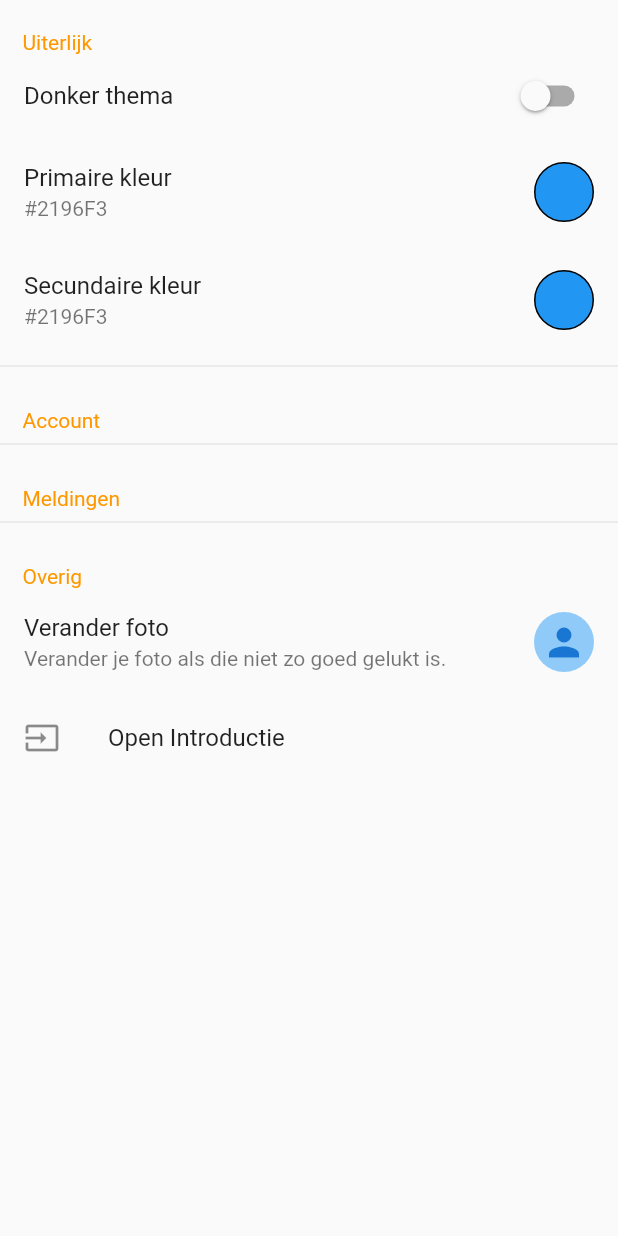
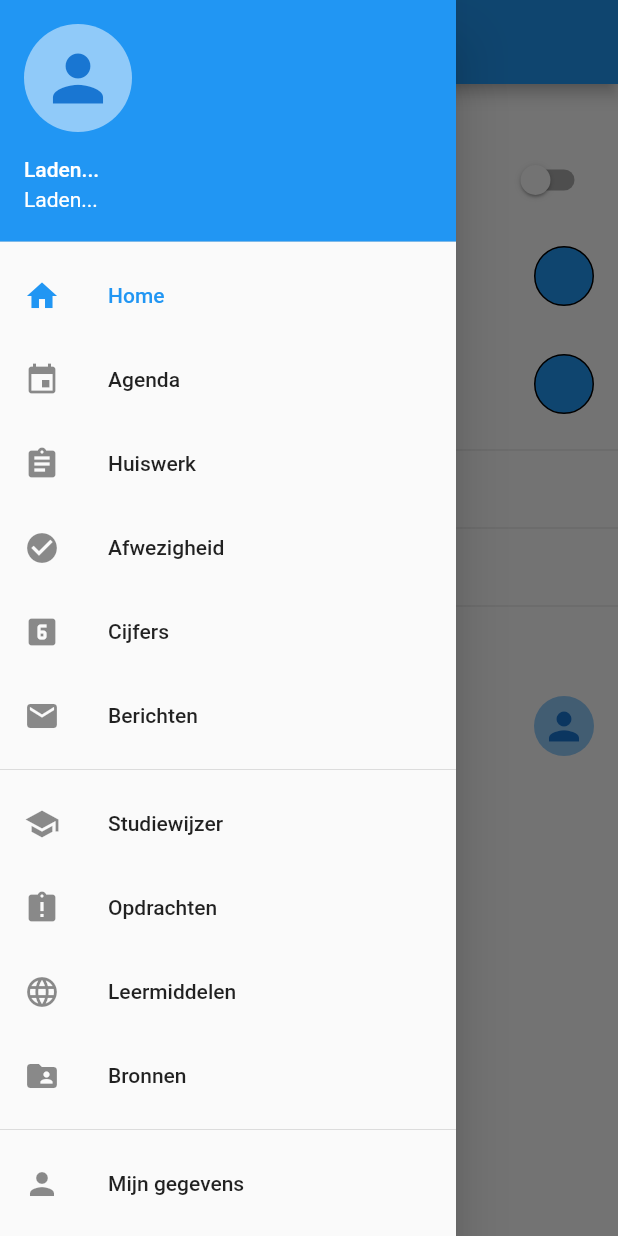
Before and after one commit to Argo-Client/App, a Flutter app: the Instellingen screen opened directly, with the side drawer open (before the commit the screen has no drawer), on a phone screen of 412 x 824 dp. Run offline on Flutter 3.47's test engine with Material 2 defaults, Android fonts, the phone set to English and light mode, and no system bars; our stand-ins replace flutter_colorpicker, hive, hive_flutter, intro_slider, uni_links; missing offline and left inert: flutter_iconpicker, pointycastle; accounts and stored records are empty.

Commit message:
Iedere pagina gefixed voor de nieuwe manier

```diff
--- a/lib/src/ui/tabs/Agenda.dart
+++ b/lib/src/ui/tabs/Agenda.dart
@@ -39,7 +39,6 @@ class _Agenda extends State<Agenda> with SingleTickerProviderStateMixin {
 
   @override
   Widget build(BuildContext context) {
-    print(formatted);
     return Scaffold(
       appBar: AppBar(
         title: Text("Agenda"),
--- a/lib/src/ui/tabs/Berichten.dart
+++ b/lib/src/ui/tabs/Berichten.dart
@@ -8,8 +8,14 @@ class Berichten extends StatefulWidget {
 class _Berichten extends State<Berichten> {
   @override
   Widget build(BuildContext context) {
-    return Center(
-      child: Text('Hier komt de Berichten'),
+    return Scaffold(
+      appBar: AppBar(
+        title: Text("Berichten"),
+      ),
+      drawer: AppDrawer(),
+      body: Center(
+        child: Text("56 ongelezen berichten"),
+      ),
     );
   }
 }
--- a/lib/src/ui/tabs/Bronnen.dart
+++ b/lib/src/ui/tabs/Bronnen.dart
@@ -8,8 +8,14 @@ class Bronnen extends StatefulWidget {
 class _Bronnen extends State<Bronnen> {
   @override
   Widget build(BuildContext context) {
-    return Center(
-      child: Text('Hier komt de Bronnen'),
+    return Scaffold(
+      appBar: AppBar(
+        title: Text("Bronnen"),
+      ),
+      drawer: AppDrawer(),
+      body: Center(
+        child: Text("13 nieuwe opdrachten"),
+      ),
     );
   }
 }
--- a/lib/src/ui/tabs/Huiswerk.dart
+++ b/lib/src/ui/tabs/Huiswerk.dart
@@ -8,8 +8,14 @@ class Huiswerk extends StatefulWidget {
 class _Huiswerk extends State<Huiswerk> {
   @override
   Widget build(BuildContext context) {
-    return Center(
-      child: Text('Hier komt de huiswerk'),
+    return Scaffold(
+      appBar: AppBar(
+        title: Text("Huiswerk"),
+      ),
+      drawer: AppDrawer(),
+      body: Center(
+        child: Text("45 opdrachten voor de komende week"),
+      ),
     );
   }
 }
--- a/lib/src/ui/tabs/Instellingen.dart
+++ b/lib/src/ui/tabs/Instellingen.dart
@@ -37,7 +37,10 @@ class _Instellingen extends State<Instellingen> {
   }
 
   Widget build(BuildContext context) {
-    return ValueListenableBuilder(
+    return Scaffold(
+      appBar: AppBar(title: Text("Instellingen")),
+      drawer: AppDrawer(),
+      body: ValueListenableBuilder(
         valueListenable: Hive.box("userdata").listenable(),
         builder: (context, box, widget) {
           return ListView(
@@ -152,6 +155,7 @@ class _Instellingen extends State<Instellingen> {
             ],
           );
         },
+      ),
     );
   }
 }
--- a/lib/src/ui/tabs/Opdrachten.dart
+++ b/lib/src/ui/tabs/Opdrachten.dart
@@ -8,8 +8,14 @@ class Opdrachten extends StatefulWidget {
 class _Opdrachten extends State<Opdrachten> {
   @override
   Widget build(BuildContext context) {
-    return Center(
-      child: Text('Hier komt de Opdrachten'),
+    return Scaffold(
+      appBar: AppBar(
+        title: Text("Opdrachten"),
+      ),
+      drawer: AppDrawer(),
+      body: Center(
+        child: Text("63 opdrachten in te leveren voor het eind van deze week"),
+      ),
     );
   }
 }
--- a/lib/src/utils/buildDrawer.dart
+++ b/lib/src/utils/buildDrawer.dart
@@ -6,12 +6,13 @@ class AppDrawer extends StatefulWidget {
 }
 
 class _AppDrawer extends State<AppDrawer> {
+  Box user = Hive.box("magisterData");
   @override
   Widget build(BuildContext context) {
     final List<Widget> _drawer = [
       UserAccountsDrawerHeader(
-        accountName: Text("Test Leering"),
-        accountEmail: Text("Leerling Nummer"),
+        accountName: Text(user.get("fullName", defaultValue: "Laden...")),
+        accountEmail: Text(user.get("klasCode", defaultValue: "Laden...")),
         currentAccountPicture: CircleAvatar(
           backgroundColor: Theme.of(context).backgroundColor,
           child: Icon(Icons.person, size: 50),
--- a/lib/src/utils/tabs.dart
+++ b/lib/src/utils/tabs.dart
@@ -11,60 +11,60 @@ final List _children = [
     "name": Text("Agenda"),
     "icon": Icon(Icons.event),
   },
-  // {
-  //   "page": Huiswerk(),
-  //   "name": Text("Huiswerk"),
-  //   "icon": Icon(Icons.assignment),
-  // },
-  // {
-  //   "name": Text("Afwezigheid"),
-  //   "page": Afwezigheid(),
-  //   "icon": Icon(Icons.check_circle),
-  // },
-  // {
-  //   "name": Text("Cijfers"),
-  //   "icon": Icon(Icons.looks_6),
-  //   "page": Cijfers(),
-  // },
-  // {
-  //   "name": Text("Berichten"),
-  //   "icon": Icon(Icons.email),
-  //   "page": Berichten(),
-  // },
-  // {
-  //   "divider": true,
-  // },
-  // {
-  //   "name": Text("Studiewijzer"),
-  //   "icon": Icon(Icons.school),
-  //   "page": Studiewijzer(),
-  // },
-  // {
-  //   "name": Text("Opdrachten"),
-  //   "icon": Icon(Icons.assignment_late),
-  //   "page": Opdrachten(),
-  // },
-  // {
-  //   "name": Text("Leermiddelen"),
-  //   "icon": Icon(Icons.language),
-  //   "page": Leermiddelen(),
-  // },
-  // {
-  //   "name": Text("Bronnen"),
-  //   "icon": Icon(Icons.folder_shared),
-  //   "page": Bronnen(),
-  // },
-  // {
-  //   "divider": true,
-  // },
-  // {
-  //   "name": Text("Mijn gegevens"),
-  //   "icon": Icon(Icons.person),
-  //   "page": MijnGegevens(),
-  // },
-  // {
-  //   "name": Text("Instellingen"),
-  //   "icon": Icon(Icons.settings),
-  //   "page": Instellingen(),
-  // }
+  {
+    "page": Huiswerk(),
+    "name": Text("Huiswerk"),
+    "icon": Icon(Icons.assignment),
+  },
+  {
+    "name": Text("Afwezigheid"),
+    "page": Afwezigheid(),
+    "icon": Icon(Icons.check_circle),
+  },
+  {
+    "name": Text("Cijfers"),
+    "icon": Icon(Icons.looks_6),
+    "page": Cijfers(),
+  },
+  {
+    "name": Text("Berichten"),
+    "icon": Icon(Icons.email),
+    "page": Berichten(),
+  },
+  {
+    "divider": true,
+  },
+  {
+    "name": Text("Studiewijzer"),
+    "icon": Icon(Icons.school),
+    "page": Studiewijzer(),
+  },
+  {
+    "name": Text("Opdrachten"),
+    "icon": Icon(Icons.assignment_late),
+    "page": Opdrachten(),
+  },
+  {
+    "name": Text("Leermiddelen"),
+    "icon": Icon(Icons.language),
+    "page": Leermiddelen(),
+  },
+  {
+    "name": Text("Bronnen"),
+    "icon": Icon(Icons.folder_shared),
+    "page": Bronnen(),
+  },
+  {
+    "divider": true,
+  },
+  {
+    "name": Text("Mijn gegevens"),
+    "icon": Icon(Icons.person),
+    "page": MijnGegevens(),
+  },
+  {
+    "name": Text("Instellingen"),
+    "icon": Icon(Icons.settings),
+    "page": Instellingen(),
+  }
 ];
```
Also changed, not shown: lib/src/layout.dart (+0 -29 lines), lib/src/ui/tabs/Afwezigheid.dart (+8 -2 lines), lib/src/ui/tabs/Cijfers.dart (+8 -2 lines), lib/src/ui/tabs/Leermiddelen.dart (+8 -2 lines), lib/src/ui/tabs/MijnGegevens.dart (+6 -4 lines), lib/src/ui/tabs/Studiewijzer.dart (+8 -2 lines). Lines whose indentation alone changed are shown as unchanged.
